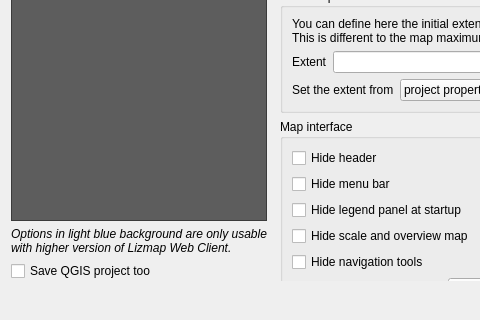
Old version of the form lizmap/resources/ui/ui_lizmap.ui in the repository 3liz/lizmap-plugin; both pictures show x 0 to 480 and y 480 to 800 of the 1000 by 800 pixel window.
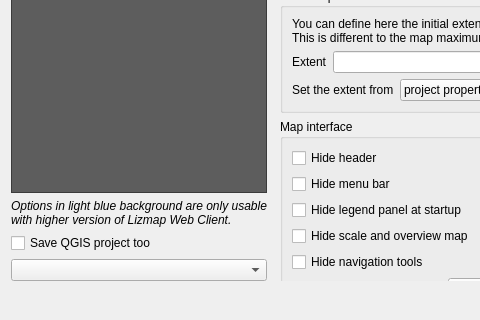
New version of the form. Custom widgets are drawn as their Qt base class.

Commit message: UX - Introduce server name field

What changed in the file:
```diff
--- a/lizmap/resources/ui/ui_lizmap.ui
+++ b/lizmap/resources/ui/ui_lizmap.ui
@@ -195,6 +195,9 @@
          </property>
         </widget>
        </item>
+       <item>
+        <widget class="QComboBox" name="server_combo"/>
+       </item>
       </layout>
      </widget>
      <widget class="QFrame" name="mOptionsFrame">
```
The commit also changes 3 other files.
